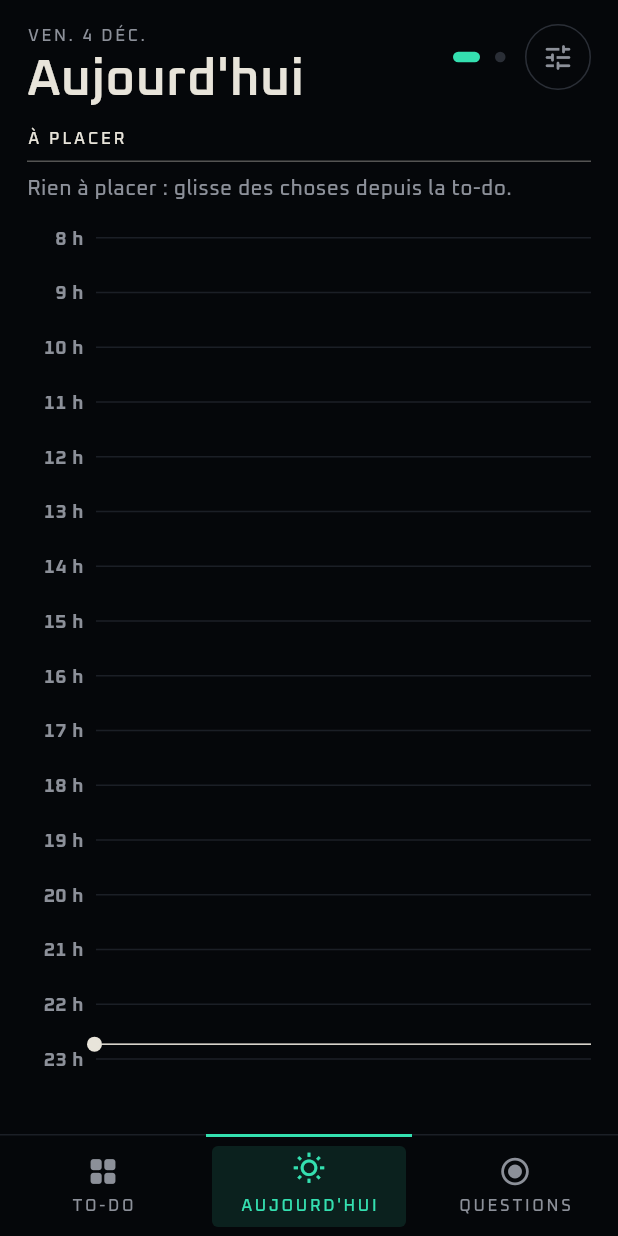
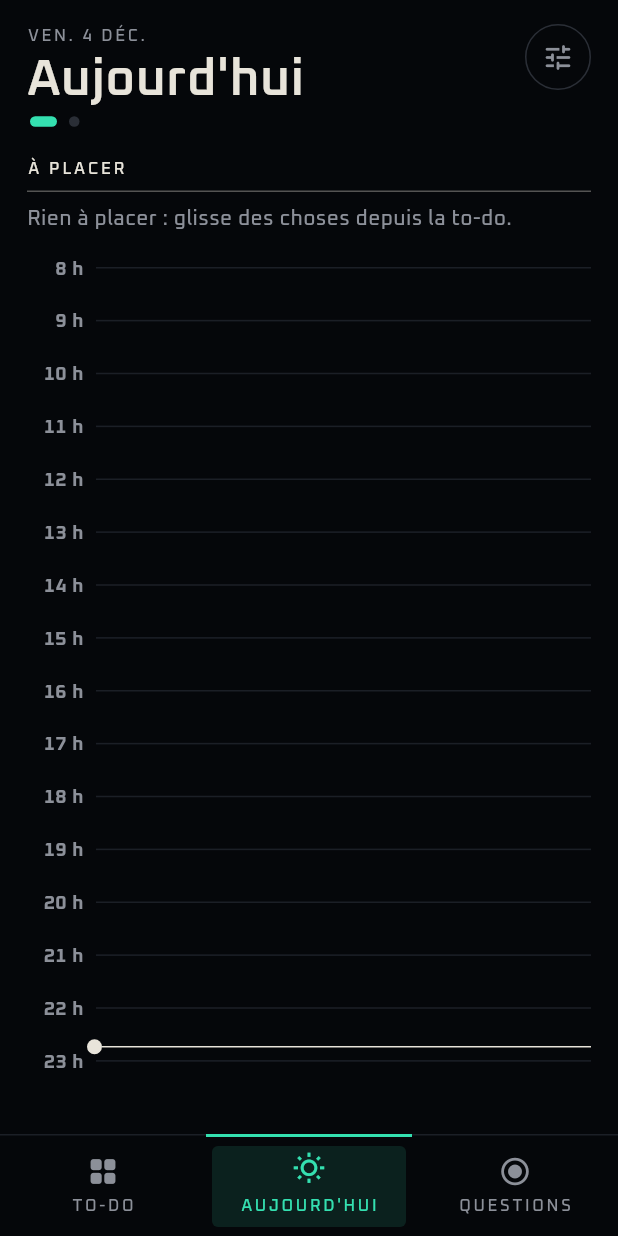
Before and after one commit to dulionpaul-ai/ouinon, a Flutter app: the screen it shows after launch, on a phone screen of 412 x 824 dp. Run offline on Flutter 3.47's test engine with Material 3 defaults, Android fonts, the phone set to English and light mode, and no system bars; our stand-ins replace fl_chart, flutter_local_notifications, shared_preferences, speech_to_text, sqflite, timezone; accounts and stored records are empty.

```diff
--- a/lib/screens/journee_screen.dart
+++ b/lib/screens/journee_screen.dart
@@ -106,7 +106,17 @@ class _PageJour extends StatefulWidget {
   State<_PageJour> createState() => _PageJourState();
 }
 
-class _PageJourState extends State<_PageJour> {
+class _PageJourState extends State<_PageJour>
+    with AutomaticKeepAliveClientMixin {
+  /// La page reste en mémoire quand on glisse vers l'autre : rien ne se
+  /// redessine en revenant.
+  @override
+  bool get wantKeepAlive => true;
+
+  /// Les choses à placer déjà vues au chargement : elles ne s'animent
+  /// pas ; seules les nouvelles arrivent en se dessinant.
+  Set<int>? _vues;
+
   List<AFaire> _liste = const [];
 
   /// Les choses de la to-do déjà placées, aujourd'hui ou demain.
@@ -145,6 +155,7 @@ class _PageJourState extends State<_PageJour> {
       _liste = liste;
       _placees = placees.keys.toSet();
       _taches = taches;
+      _vues ??= {for (final a in _aPlacer) a.id!};
       _creneaux = creneaux;
       _journee = journee;
     });
@@ -281,6 +292,7 @@ class _PageJourState extends State<_PageJour> {
 
   @override
   Widget build(BuildContext context) {
+    super.build(context);
     final t = Teintes.de(context);
     final aPlacer = _aPlacer;
     final reste = _taches.where((x) => x.etat == null).toList();
@@ -314,8 +326,8 @@ class _PageJourState extends State<_PageJour> {
                     : '${dateCourte(_jour)} · $nbReste à faire · '
                           '${dureeFr(resteMin)}',
                 titre: widget.decalage == 0 ? 'Aujourd\'hui' : 'Demain',
+                sous: _Points(page: widget.page, onPage: widget.onPage),
                 actions: [
-                  _Points(page: widget.page, onPage: widget.onPage),
                   BoutonRond(
                     icone: Icons.tune_rounded,
                     aide: 'Réglages et stats',
@@ -368,6 +380,7 @@ class _PageJourState extends State<_PageJour> {
                                   for (final a in aPlacer)
                                     Apparition(
                                       key: ValueKey('acaser-${a.id}'),
+                                      anime: !(_vues?.contains(a.id) ?? true),
                                       child: _Puce(
                                         aFaire: a,
                                         onTap: () => _case(a),
@@ -485,7 +498,7 @@ class _Points extends StatelessWidget {
   Widget build(BuildContext context) {
     final t = Teintes.de(context);
     return SizedBox(
-      height: 44,
+      height: 20,
       child: Row(
         mainAxisSize: MainAxisSize.min,
         children: [
@@ -499,7 +512,7 @@ class _Points extends StatelessWidget {
                 behavior: HitTestBehavior.opaque,
                 onTap: () => onPage(i),
                 child: Padding(
-                  padding: const EdgeInsets.all(5),
+                  padding: EdgeInsets.fromLTRB(i == 0 ? 2 : 4, 6, 4, 6),
                   child: AnimatedContainer(
                     duration: const Duration(milliseconds: 250),
                     width: i == page ? 18 : 7,
--- a/lib/widgets/vivant.dart
+++ b/lib/widgets/vivant.dart
@@ -12,7 +12,11 @@ import '../theme/app_theme.dart';
 class Apparition extends StatefulWidget {
   final Widget child;
 
-  const Apparition({super.key, required this.child});
+  /// Faux : déjà là, sans animation (ce qu'on retrouve en changeant de
+  /// page ne se redessine pas).
+  final bool anime;
+
+  const Apparition({super.key, required this.child, this.anime = true});
 
   @override
   State<Apparition> createState() => _ApparitionState();
@@ -23,12 +27,13 @@ class _ApparitionState extends State<Apparition>
   late final _anim = AnimationController(
     vsync: this,
     duration: const Duration(milliseconds: 650),
+    value: widget.anime ? 0 : 1,
   );
 
   @override
   void initState() {
     super.initState();
-    _anim.forward();
+    if (widget.anime) _anim.forward();
   }
 
   @override
@@ -142,11 +147,15 @@ class EnTete extends StatelessWidget {
   final String titre;
   final List<Widget> actions;
 
+  /// Juste sous le titre (les points d'Aujourd'hui / Demain).
+  final Widget? sous;
+
   const EnTete({
     super.key,
     required this.date,
     required this.titre,
     this.actions = const [],
+    this.sous,
   });
 
   @override
@@ -159,13 +168,21 @@ class EnTete extends StatelessWidget {
           child: Column(
             crossAxisAlignment: CrossAxisAlignment.start,
             children: [
-              Text(
+              // Toujours sur une ligne (réduite si besoin) : toutes les
+              // pages ont la même hauteur d'en-tête.
+              FittedBox(
+                fit: BoxFit.scaleDown,
+                alignment: Alignment.centerLeft,
+                child: Text(
                   date.toUpperCase(),
+                  maxLines: 1,
+                  softWrap: false,
                   style: TextStyle(
                     fontFamily: AppTheme.policeMono,
                     fontSize: 11,
                     letterSpacing: 1.8,
                     color: t.doux,
+                  ),
                 ),
               ),
               const SizedBox(height: 2),
@@ -197,6 +214,7 @@ class EnTete extends StatelessWidget {
                   ),
                 ),
               ),
+              ?sous,
             ],
           ),
         ),
```
Also changed, not shown: 1 other file. Lines whose indentation alone changed are shown as unchanged.
